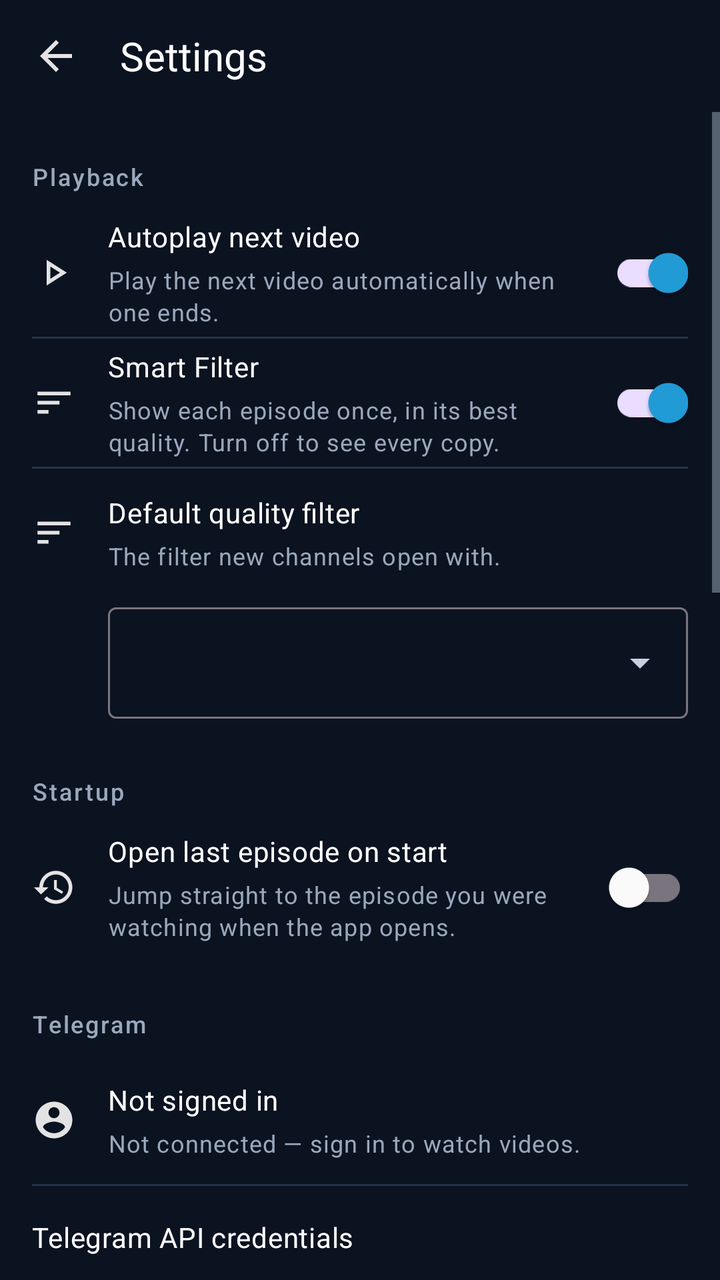
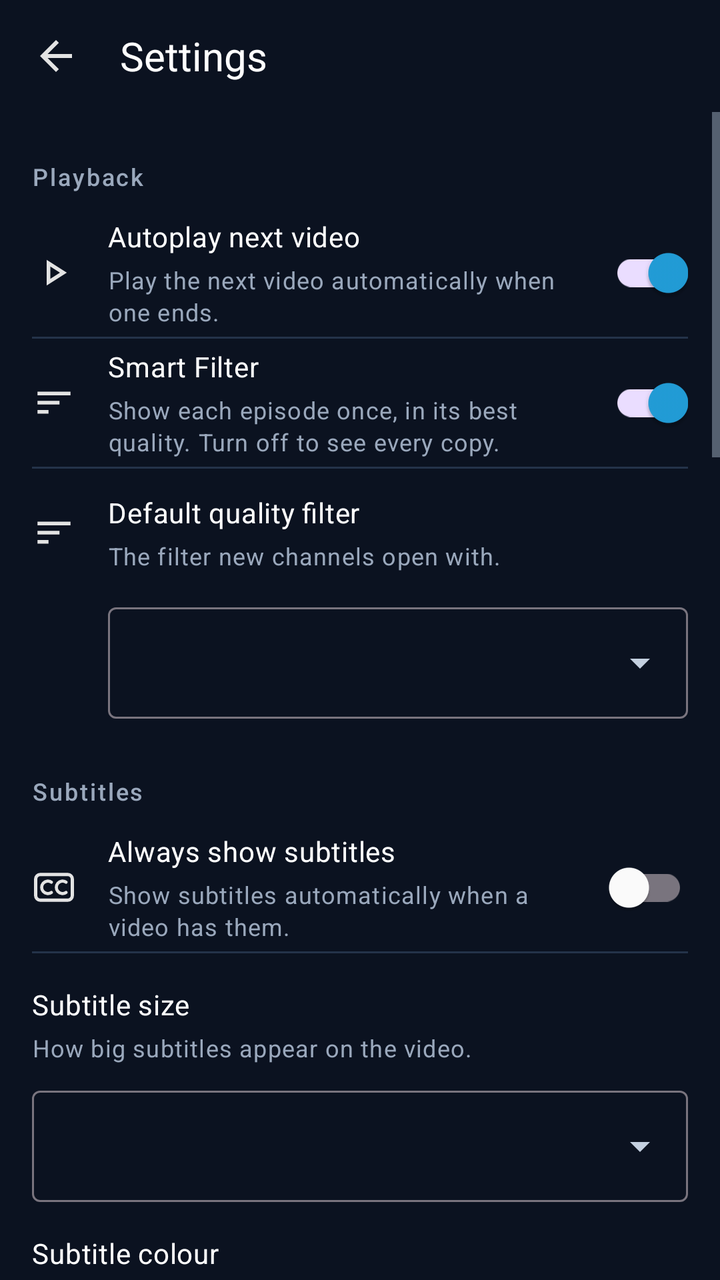

Compare the two renders of this Android layout. The source of the first and the diff that turns it into the second are given below.
<!-- AndroidManifest.xml: application theme Theme.NobiStream -->
<!-- res/layout/activity_settings.xml -->
<?xml version="1.0" encoding="utf-8"?>
<LinearLayout xmlns:android="http://schemas.android.com/apk/res/android"
    xmlns:app="http://schemas.android.com/apk/res-auto"
    android:layout_width="match_parent"
    android:layout_height="match_parent"
    android:fitsSystemWindows="true"
    android:orientation="vertical">

    <com.google.android.material.appbar.MaterialToolbar
        android:id="@+id/toolbar"
        android:layout_width="match_parent"
        android:layout_height="@dimen/toolbar_height"
        android:background="@color/background"
        app:navigationIcon="@drawable/ic_back"
        app:title="@string/settings_title"
        app:titleTextAppearance="@style/Text.NobiStream.Title"
        app:titleTextColor="@color/text_primary" />

    <ScrollView
        android:layout_width="match_parent"
        android:layout_height="0dp"
        android:layout_weight="1"
        android:fillViewport="true">

        <LinearLayout
            android:layout_width="match_parent"
            android:layout_height="wrap_content"
            android:orientation="vertical"
            android:paddingStart="@dimen/screen_margin"
            android:paddingTop="@dimen/spacing_8"
            android:paddingEnd="@dimen/screen_margin"
            android:paddingBottom="@dimen/spacing_24">

            
            <TextView
                style="@style/Text.NobiStream.SectionHeader"
                android:layout_width="match_parent"
                android:layout_height="wrap_content"
                android:layout_marginTop="@dimen/spacing_16"
                android:text="@string/settings_section_playback" />

            <LinearLayout
                android:layout_width="match_parent"
                android:layout_height="wrap_content"
                android:layout_marginTop="@dimen/spacing_8"
                android:gravity="center_vertical"
                android:minHeight="@dimen/settings_row_min_height"
                android:orientation="horizontal">

                <ImageView
                    android:layout_width="22dp"
                    android:layout_height="22dp"
                    android:contentDescription="@null"
                    android:src="@drawable/ic_play" />

                <LinearLayout
                    android:layout_width="0dp"
                    android:layout_height="wrap_content"
                    android:layout_marginStart="@dimen/spacing_16"
                    android:layout_weight="1"
                    android:orientation="vertical">

                    <TextView
                        style="@style/Text.NobiStream.Body"
                        android:layout_width="wrap_content"
                        android:layout_height="wrap_content"
                        android:fontFamily="sans-serif-medium"
                        android:text="@string/settings_autoplay" />

                    <TextView
                        style="@style/Text.NobiStream.Caption"
                        android:layout_width="wrap_content"
                        android:layout_height="wrap_content"
                        android:layout_marginTop="@dimen/spacing_4"
                        android:text="@string/settings_autoplay_desc" />
                </LinearLayout>

                <com.google.android.material.switchmaterial.SwitchMaterial
                    android:id="@+id/autoplaySwitch"
                    style="@style/Widget.NobiStream.Switch"
                    android:layout_width="wrap_content"
                    android:layout_height="wrap_content"
                    android:checked="true" />
            </LinearLayout>

            <View
                android:layout_width="match_parent"
                android:layout_height="@dimen/divider_height"
                android:background="@color/divider" />

            
            <LinearLayout
                android:layout_width="match_parent"
                android:layout_height="wrap_content"
                android:gravity="center_vertical"
                android:minHeight="@dimen/settings_row_min_height"
                android:orientation="horizontal">

                <ImageView
                    android:layout_width="22dp"
                    android:layout_height="22dp"
                    android:contentDescription="@null"
                    android:src="@drawable/ic_sort" />

                <LinearLayout
                    android:layout_width="0dp"
                    android:layout_height="wrap_content"
                    android:layout_marginStart="@dimen/spacing_16"
                    android:layout_weight="1"
                    android:orientation="vertical">

                    <TextView
                        style="@style/Text.NobiStream.Body"
                        android:layout_width="wrap_content"
                        android:layout_height="wrap_content"
                        android:fontFamily="sans-serif-medium"
                        android:text="@string/settings_smart_filter" />

                    <TextView
                        style="@style/Text.NobiStream.Caption"
                        android:layout_width="wrap_content"
                        android:layout_height="wrap_content"
                        android:layout_marginTop="@dimen/spacing_4"
                        android:text="@string/settings_smart_filter_desc" />
                </LinearLayout>

                <com.google.android.material.switchmaterial.SwitchMaterial
                    android:id="@+id/smartFilterSwitch"
                    style="@style/Widget.NobiStream.Switch"
                    android:layout_width="wrap_content"
                    android:layout_height="wrap_content"
                    android:checked="true" />
            </LinearLayout>

            <View
                android:layout_width="match_parent"
                android:layout_height="@dimen/divider_height"
                android:background="@color/divider" />

            <LinearLayout
                android:layout_width="match_parent"
                android:layout_height="wrap_content"
                android:gravity="center_vertical"
                android:minHeight="@dimen/settings_row_min_height"
                android:orientation="horizontal">

                <ImageView
                    android:layout_width="22dp"
                    android:layout_height="22dp"
                    android:contentDescription="@null"
                    android:src="@drawable/ic_sort" />

                <LinearLayout
                    android:layout_width="0dp"
                    android:layout_height="wrap_content"
                    android:layout_marginStart="@dimen/spacing_16"
                    android:layout_weight="1"
                    android:orientation="vertical">

                    <TextView
                        style="@style/Text.NobiStream.Body"
                        android:layout_width="wrap_content"
                        android:layout_height="wrap_content"
                        android:fontFamily="sans-serif-medium"
                        android:text="@string/settings_default_filter" />

                    <TextView
                        style="@style/Text.NobiStream.Caption"
                        android:layout_width="wrap_content"
                        android:layout_height="wrap_content"
                        android:layout_marginTop="@dimen/spacing_4"
                        android:text="@string/settings_default_filter_desc" />
                </LinearLayout>
            </LinearLayout>

            <com.google.android.material.textfield.TextInputLayout
                android:id="@+id/defaultFilterLayout"
                style="@style/Widget.Material3.TextInputLayout.OutlinedBox.ExposedDropdownMenu"
                android:layout_width="match_parent"
                android:layout_height="wrap_content"
                android:layout_marginStart="38dp">

                <AutoCompleteTextView
                    android:id="@+id/defaultFilterInput"
                    android:layout_width="match_parent"
                    android:layout_height="wrap_content"
                    android:inputType="none"
                    android:textColor="@color/text_primary" />
            </com.google.android.material.textfield.TextInputLayout>

            
            <TextView
                style="@style/Text.NobiStream.SectionHeader"
                android:layout_width="match_parent"
                android:layout_height="wrap_content"
                android:layout_marginTop="@dimen/section_spacing"
                android:text="@string/settings_section_startup" />

            <LinearLayout
                android:layout_width="match_parent"
                android:layout_height="wrap_content"
                android:layout_marginTop="@dimen/spacing_8"
                android:gravity="center_vertical"
                android:minHeight="@dimen/settings_row_min_height"
                android:orientation="horizontal">

                <ImageView
                    android:layout_width="22dp"
                    android:layout_height="22dp"
                    android:contentDescription="@null"
                    android:src="@drawable/ic_history" />

                <LinearLayout
                    android:layout_width="0dp"
                    android:layout_height="wrap_content"
                    android:layout_marginStart="@dimen/spacing_16"
                    android:layout_weight="1"
                    android:orientation="vertical">

                    <TextView
                        style="@style/Text.NobiStream.Body"
                        android:layout_width="wrap_content"
                        android:layout_height="wrap_content"
                        android:fontFamily="sans-serif-medium"
                        android:text="@string/settings_open_last_episode" />

                    <TextView
                        style="@style/Text.NobiStream.Caption"
                        android:layout_width="wrap_content"
                        android:layout_height="wrap_content"
                        android:layout_marginTop="@dimen/spacing_4"
                        android:text="@string/settings_open_last_episode_desc" />
                </LinearLayout>

                <com.google.android.material.switchmaterial.SwitchMaterial
                    android:id="@+id/openLastEpisodeSwitch"
                    style="@style/Widget.NobiStream.Switch"
                    android:layout_width="wrap_content"
                    android:layout_height="wrap_content"
                    android:checked="false" />
            </LinearLayout>

            
            <TextView
                style="@style/Text.NobiStream.SectionHeader"
                android:layout_width="match_parent"
                android:layout_height="wrap_content"
                android:layout_marginTop="@dimen/section_spacing"
                android:text="@string/settings_section_telegram" />

            <LinearLayout
                android:layout_width="match_parent"
                android:layout_height="wrap_content"
                android:layout_marginTop="@dimen/spacing_8"
                android:gravity="center_vertical"
                android:minHeight="@dimen/settings_row_min_height"
                android:orientation="horizontal">

                <ImageView
                    android:layout_width="22dp"
                    android:layout_height="22dp"
                    android:contentDescription="@null"
                    android:src="@drawable/ic_account_circle" />

                <LinearLayout
                    android:layout_width="0dp"
                    android:layout_height="wrap_content"
                    android:layout_marginStart="@dimen/spacing_16"
                    android:layout_weight="1"
                    android:orientation="vertical">

                    <TextView
                        android:id="@+id/accountName"
                        style="@style/Text.NobiStream.Body"
                        android:layout_width="match_parent"
                        android:layout_height="wrap_content"
                        android:fontFamily="sans-serif-medium"
                        android:text="@string/settings_account_not_signed_in" />

                    <TextView
                        android:id="@+id/accountStatus"
                        style="@style/Text.NobiStream.Caption"
                        android:layout_width="match_parent"
                        android:layout_height="wrap_content"
                        android:layout_marginTop="@dimen/spacing_4"
                        android:text="@string/settings_account_offline" />
                </LinearLayout>
            </LinearLayout>

            <View
                android:layout_width="match_parent"
                android:layout_height="@dimen/divider_height"
                android:background="@color/divider" />

            <TextView
                style="@style/Text.NobiStream.Body"
                android:layout_width="match_parent"
                android:layout_height="wrap_content"
                android:layout_marginTop="@dimen/spacing_16"
                android:fontFamily="sans-serif-medium"
                android:text="@string/settings_api_section" />

            <TextView
                android:id="@+id/apiStatus"
                style="@style/Text.NobiStream.Caption"
                android:layout_width="match_parent"
                android:layout_height="wrap_content"
                android:layout_marginTop="@dimen/spacing_8"
                android:text="@string/settings_status_missing" />

            <com.google.android.material.textfield.TextInputLayout
                android:id="@+id/apiIdLayout"
                style="@style/Widget.NobiStream.TextInputLayout"
                android:layout_width="match_parent"
                android:layout_height="wrap_content"
                android:layout_marginTop="@dimen/spacing_12"
                android:hint="@string/settings_api_id">

                <com.google.android.material.textfield.TextInputEditText
                    android:id="@+id/apiIdEdit"
                    android:layout_width="match_parent"
                    android:layout_height="wrap_content"
                    android:inputType="number" />
            </com.google.android.material.textfield.TextInputLayout>

            <com.google.android.material.textfield.TextInputLayout
                android:id="@+id/apiHashLayout"
                style="@style/Widget.NobiStream.TextInputLayout"
                android:layout_width="match_parent"
                android:layout_height="wrap_content"
                android:layout_marginTop="@dimen/spacing_12"
                android:hint="@string/settings_api_hash">

                <com.google.android.material.textfield.TextInputEditText
                    android:id="@+id/apiHashEdit"
                    android:layout_width="match_parent"
                    android:layout_height="wrap_content"
                    android:inputType="textPassword" />
            </com.google.android.material.textfield.TextInputLayout>

            <TextView
                style="@style/Text.NobiStream.Caption"
                android:layout_width="match_parent"
                android:layout_height="wrap_content"
                android:layout_marginTop="@dimen/spacing_8"
                android:text="@string/settings_api_hint" />

            <com.google.android.material.button.MaterialButton
                android:id="@+id/saveApiButton"
                style="@style/Widget.NobiStream.Button.Primary"
                android:layout_width="match_parent"
                android:layout_height="wrap_content"
                android:layout_marginTop="@dimen/spacing_12"
                android:text="@string/settings_save" />

            <com.google.android.material.button.MaterialButton
                android:id="@+id/clearSavedButton"
                style="@style/Widget.NobiStream.Button.Text"
                android:layout_width="match_parent"
                android:layout_height="wrap_content"
                android:text="@string/settings_clear_saved"
                android:visibility="gone" />

            <com.google.android.material.button.MaterialButton
                android:id="@+id/logoutButton"
                style="@style/Widget.NobiStream.Button.Danger"
                android:layout_width="match_parent"
                android:layout_height="wrap_content"
                android:layout_marginTop="@dimen/spacing_12"
                android:text="@string/settings_logout" />

            
            <TextView
                style="@style/Text.NobiStream.SectionHeader"
                android:layout_width="match_parent"
                android:layout_height="wrap_content"
                android:layout_marginTop="@dimen/section_spacing"
                android:text="@string/settings_section_cache" />

            <TextView
                style="@style/Text.NobiStream.Body"
                android:layout_width="match_parent"
                android:layout_height="wrap_content"
                android:layout_marginTop="@dimen/spacing_12"
                android:fontFamily="sans-serif-medium"
                android:text="@string/settings_cache_size" />

            <com.google.android.material.button.MaterialButtonToggleGroup
                android:id="@+id/cacheSizeGroup"
                android:layout_width="wrap_content"
                android:layout_height="wrap_content"
                android:layout_marginTop="@dimen/spacing_8"
                app:checkedButton="@id/cache500"
                app:selectionRequired="true"
                app:singleSelection="true">

                <com.google.android.material.button.MaterialButton
                    android:id="@+id/cache500"
                    style="?attr/materialButtonOutlinedStyle"
                    android:layout_width="wrap_content"
                    android:layout_height="wrap_content"
                    android:text="@string/settings_cache_500" />

                <com.google.android.material.button.MaterialButton
                    android:id="@+id/cache1gb"
                    style="?attr/materialButtonOutlinedStyle"
                    android:layout_width="wrap_content"
                    android:layout_height="wrap_content"
                    android:text="@string/settings_cache_1gb" />
            </com.google.android.material.button.MaterialButtonToggleGroup>

            <com.google.android.material.button.MaterialButton
                android:id="@+id/clearCacheButton"
                style="@style/Widget.NobiStream.Button.Secondary"
                android:layout_width="match_parent"
                android:layout_height="wrap_content"
                android:layout_marginTop="@dimen/spacing_12"
                android:text="@string/settings_clear_cache" />

            
            <TextView
                style="@style/Text.NobiStream.SectionHeader"
                android:layout_width="match_parent"
                android:layout_height="wrap_content"
                android:layout_marginTop="@dimen/section_spacing"
                android:text="@string/settings_section_app" />

            <LinearLayout
                android:layout_width="match_parent"
                android:layout_height="wrap_content"
                android:layout_marginTop="@dimen/spacing_8"
                android:gravity="center_vertical"
                android:minHeight="@dimen/settings_row_min_height"
                android:orientation="horizontal">

                <TextView
                    style="@style/Text.NobiStream.Body"
                    android:layout_width="0dp"
                    android:layout_height="wrap_content"
                    android:layout_weight="1"
                    android:fontFamily="sans-serif-medium"
                    android:text="@string/settings_version" />

                <TextView
                    android:id="@+id/versionText"
                    style="@style/Text.NobiStream.BodySecondary"
                    android:layout_width="wrap_content"
                    android:layout_height="wrap_content" />
            </LinearLayout>

            <TextView
                style="@style/Text.NobiStream.Caption"
                android:layout_width="match_parent"
                android:layout_height="wrap_content"
                android:layout_marginTop="@dimen/spacing_16"
                android:text="@string/settings_about" />

            <TextView
                style="@style/Text.NobiStream.Caption"
                android:layout_width="match_parent"
                android:layout_height="wrap_content"
                android:layout_marginTop="@dimen/spacing_8"
                android:text="@string/settings_privacy" />

            <com.google.android.material.button.MaterialButton
                android:id="@+id/licencesButton"
                style="@style/Widget.NobiStream.Button.Text"
                android:layout_width="wrap_content"
                android:layout_height="wrap_content"
                android:layout_marginTop="@dimen/spacing_8"
                android:text="@string/settings_licences" />
        </LinearLayout>
    </ScrollView>
</LinearLayout>
<!-- resources referenced by this layout -->
<resources>
  <color name="background">#0B1220</color>
  <color name="divider">#24334A</color>
  <color name="text_primary">#FFFFFF</color>
  <dimen name="divider_height">1dp</dimen>
  <dimen name="screen_margin">16dp</dimen>
  <dimen name="section_spacing">28dp</dimen>
  <dimen name="settings_row_min_height">64dp</dimen>
  <dimen name="spacing_12">12dp</dimen>
  <dimen name="spacing_16">16dp</dimen>
  <dimen name="spacing_24">24dp</dimen>
  <dimen name="spacing_4">4dp</dimen>
  <dimen name="spacing_8">8dp</dimen>
  <dimen name="toolbar_height">56dp</dimen>
  <string name="settings_about">About NobiStream v4. Videos stream from your own Telegram account with TDLib (MTProto). No videos are uploaded anywhere.</string>
  <string name="settings_api_hash">api_hash</string>
  <string name="settings_api_id">api_id</string>
  <string name="settings_cache_1gb">1 GB</string>
  <string name="settings_cache_500">500 MB</string>
  <string name="settings_clear_cache">Clear cache</string>
  <string name="settings_save">Save</string>
  <string name="settings_section_app">Application</string>
  <string name="settings_section_cache">Storage</string>
  <string name="settings_section_startup">Startup</string>
  <string name="settings_title">Settings</string>
  <string name="settings_version">Version</string>
  <dimen name="text_body">14sp</dimen>
  <color name="text_secondary">#9AA8BC</color>
  <dimen name="text_caption">12sp</dimen>
  <dimen name="text_overline">12sp</dimen>
  <dimen name="text_title">20sp</dimen>
  <dimen name="button_height">52dp</dimen>
  <dimen name="corner_small">10dp</dimen>
  <color name="error">#E5484D</color>
  <dimen name="button_height_small">48dp</dimen>
  <color name="outline">#2E3D57</color>
  <color name="primary">#229ED9</color>
  <color name="primary_dark">#1B7FB8</color>
  <color name="surface">#131C2E</color>
  <color name="surface_variant">#1B2740</color>
  <color name="on_surface_variant">#C4D0E0</color>
  <color name="on_error">#FFFFFF</color>
  <dimen name="corner_dialog">24dp</dimen>
  <dimen name="corner_sheet">24dp</dimen>
  <!-- unchanged entries left out for length: 43 -->
</resources>

<!-- the commit's change to res/layout/activity_settings.xml (unified diff, before → after) -->
@@ -194,6 +194,160 @@
                 android:layout_width="match_parent"
                 android:layout_height="wrap_content"
                 android:layout_marginTop="@dimen/section_spacing"
+                android:text="@string/settings_section_subtitles" />
+
+            <LinearLayout
+                android:layout_width="match_parent"
+                android:layout_height="wrap_content"
+                android:layout_marginTop="@dimen/spacing_8"
+                android:gravity="center_vertical"
+                android:minHeight="@dimen/settings_row_min_height"
+                android:orientation="horizontal">
+
+                <ImageView
+                    android:layout_width="22dp"
+                    android:layout_height="22dp"
+                    android:contentDescription="@null"
+                    android:src="@drawable/ic_closed_caption" />
+
+                <LinearLayout
+                    android:layout_width="0dp"
+                    android:layout_height="wrap_content"
+                    android:layout_marginStart="@dimen/spacing_16"
+                    android:layout_weight="1"
+                    android:orientation="vertical">
+
+                    <TextView
+                        style="@style/Text.NobiStream.Body"
+                        android:layout_width="wrap_content"
+                        android:layout_height="wrap_content"
+                        android:fontFamily="sans-serif-medium"
+                        android:text="@string/settings_subtitles_always" />
+
+                    <TextView
+                        style="@style/Text.NobiStream.Caption"
+                        android:layout_width="wrap_content"
+                        android:layout_height="wrap_content"
+                        android:layout_marginTop="@dimen/spacing_4"
+                        android:text="@string/settings_subtitles_always_desc" />
+                </LinearLayout>
+
+                <com.google.android.material.switchmaterial.SwitchMaterial
+                    android:id="@+id/subtitleAlwaysShowSwitch"
+                    style="@style/Widget.NobiStream.Switch"
+                    android:layout_width="wrap_content"
+                    android:layout_height="wrap_content"
+                    android:checked="false" />
+            </LinearLayout>
+
+            <View
+                android:layout_width="match_parent"
+                android:layout_height="@dimen/divider_height"
+                android:background="@color/divider" />
+
+            <TextView
+                style="@style/Text.NobiStream.Body"
+                android:layout_width="match_parent"
+                android:layout_height="wrap_content"
+                android:layout_marginTop="@dimen/spacing_16"
+                android:fontFamily="sans-serif-medium"
+                android:text="@string/settings_subtitles_size" />
+
+            <TextView
+                style="@style/Text.NobiStream.Caption"
+                android:layout_width="match_parent"
+                android:layout_height="wrap_content"
+                android:layout_marginTop="@dimen/spacing_4"
+                android:text="@string/settings_subtitles_size_desc" />
+
+            <com.google.android.material.textfield.TextInputLayout
+                android:id="@+id/subtitleSizeLayout"
+                style="@style/Widget.Material3.TextInputLayout.OutlinedBox.ExposedDropdownMenu"
+                android:layout_width="match_parent"
+                android:layout_height="wrap_content"
+                android:layout_marginTop="@dimen/spacing_8">
+
+                <AutoCompleteTextView
+                    android:id="@+id/subtitleSizeInput"
+                    android:layout_width="match_parent"
+                    android:layout_height="wrap_content"
+                    android:inputType="none"
+                    android:textColor="@color/text_primary" />
+            </com.google.android.material.textfield.TextInputLayout>
+
+            <TextView
+                style="@style/Text.NobiStream.Body"
+                android:layout_width="match_parent"
+                android:layout_height="wrap_content"
+                android:layout_marginTop="@dimen/spacing_16"
+                android:fontFamily="sans-serif-medium"
+                android:text="@string/settings_subtitles_color" />
+
+            <TextView
+                style="@style/Text.NobiStream.Caption"
+                android:layout_width="match_parent"
+                android:layout_height="wrap_content"
+                android:layout_marginTop="@dimen/spacing_4"
+                android:text="@string/settings_subtitles_color_desc" />
+
+            <com.google.android.material.textfield.TextInputLayout
+                android:id="@+id/subtitleColorLayout"
+                style="@style/Widget.Material3.TextInputLayout.OutlinedBox.ExposedDropdownMenu"
+                android:layout_width="match_parent"
+                android:layout_height="wrap_content"
+                android:layout_marginTop="@dimen/spacing_8">
+
+                <AutoCompleteTextView
+                    android:id="@+id/subtitleColorInput"
+                    android:layout_width="match_parent"
+                    android:layout_height="wrap_content"
+                    android:inputType="none"
+                    android:textColor="@color/text_primary" />
+            </com.google.android.material.textfield.TextInputLayout>
+
+            <TextView
+                style="@style/Text.NobiStream.Body"
+                android:layout_width="match_parent"
+                android:layout_height="wrap_content"
+                android:layout_marginTop="@dimen/spacing_16"
+                android:fontFamily="sans-serif-medium"
+                android:text="@string/settings_subtitles_background" />
+
+            <TextView
+                style="@style/Text.NobiStream.Caption"
+                android:layout_width="match_parent"
+                android:layout_height="wrap_content"
+                android:layout_marginTop="@dimen/spacing_4"
+                android:text="@string/settings_subtitles_background_desc" />
+
+            <com.google.android.material.textfield.TextInputLayout
+                android:id="@+id/subtitleBackgroundLayout"
+                style="@style/Widget.Material3.TextInputLayout.OutlinedBox.ExposedDropdownMenu"
+                android:layout_width="match_parent"
+                android:layout_height="wrap_content"
+                android:layout_marginTop="@dimen/spacing_8">
+
+                <AutoCompleteTextView
+                    android:id="@+id/subtitleBackgroundInput"
+                    android:layout_width="match_parent"
+                    android:layout_height="wrap_content"
+                    android:inputType="none"
+                    android:textColor="@color/text_primary" />
+            </com.google.android.material.textfield.TextInputLayout>
+
+            <TextView
+                style="@style/Text.NobiStream.Caption"
+                android:layout_width="match_parent"
+                android:layout_height="wrap_content"
+                android:layout_marginTop="@dimen/spacing_16"
+                android:text="@string/settings_subtitles_burned_in_note" />
+
+            
+            <TextView
+                style="@style/Text.NobiStream.SectionHeader"
+                android:layout_width="match_parent"
+                android:layout_height="wrap_content"
+                android:layout_marginTop="@dimen/section_spacing"
                 android:text="@string/settings_section_startup" />
 
             <LinearLayout
<!-- resource entries referenced after the edit -->
@@ -13,7 +13,32 @@
   <dimen name="spacing_4">4dp</dimen>
   <dimen name="spacing_8">8dp</dimen>
   <dimen name="toolbar_height">56dp</dimen>
-  <string name="settings_about">About NobiStream v4. Videos stream from your own Telegram account with TDLib (MTProto). No videos are uploaded anywhere.</string>
+  <!-- drawable ic_closed_caption (drawable) -->
+  <vector xmlns:android="http://schemas.android.com/apk/res/android"
+      android:width="24dp"
+      android:height="24dp"
+      android:viewportWidth="24"
+      android:viewportHeight="24">
+      
+      <path
+          android:fillColor="#00000000"
+          android:strokeWidth="1.8"
+          android:strokeColor="#E3E3E3"
+          android:pathData="M4.5,5 H19.5 A2.5,2.5 0 0 1 22,7.5 V16.5 A2.5,2.5 0 0 1 19.5,19 H4.5 A2.5,2.5 0 0 1 2,16.5 V7.5 A2.5,2.5 0 0 1 4.5,5 Z" />
+      <path
+          android:fillColor="#00000000"
+          android:strokeWidth="1.7"
+          android:strokeColor="#E3E3E3"
+          android:strokeLineCap="round"
+          android:pathData="M10.6,9.2 A3.4,3.4 0 1,0 10.6,14.8" />
+      <path
+          android:fillColor="#00000000"
+          android:strokeWidth="1.7"
+          android:strokeColor="#E3E3E3"
+          android:strokeLineCap="round"
+          android:pathData="M18.6,9.2 A3.4,3.4 0 1,0 18.6,14.8" />
+  </vector>
+  <string name="settings_about">About NobiStream v6. Videos stream from your own Telegram account with TDLib (MTProto). No videos are uploaded anywhere.</string>
   <string name="settings_api_hash">api_hash</string>
   <string name="settings_api_id">api_id</string>
   <string name="settings_cache_1gb">1 GB</string>
@@ -23,6 +48,16 @@
   <string name="settings_section_app">Application</string>
   <string name="settings_section_cache">Storage</string>
   <string name="settings_section_startup">Startup</string>
+  <string name="settings_section_subtitles">Subtitles</string>
+  <string name="settings_subtitles_always">Always show subtitles</string>
+  <string name="settings_subtitles_always_desc">Show subtitles automatically when a video has them.</string>
+  <string name="settings_subtitles_background">Subtitle background</string>
+  <string name="settings_subtitles_background_desc">Background behind subtitle text.</string>
+  <string name="settings_subtitles_burned_in_note">Subtitles appear only for videos with a subtitle file (.srt or .vtt) attached in Telegram — the CC button shows only then. Text burned into the video itself can\'t be turned off.</string>
+  <string name="settings_subtitles_color">Subtitle colour</string>
+  <string name="settings_subtitles_color_desc">Text colour for subtitles.</string>
+  <string name="settings_subtitles_size">Subtitle size</string>
+  <string name="settings_subtitles_size_desc">How big subtitles appear on the video.</string>
   <string name="settings_title">Settings</string>
   <string name="settings_version">Version</string>
   <dimen name="text_body">14sp</dimen>
